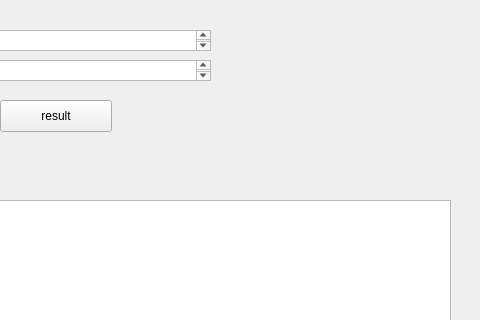
Qt form dm9375/naturalsumwindow.ui (S1ckick/dm9375) before a commit; both pictures show x 320 to 800 and y 0 to 320 of the 800 by 600 pixel window.
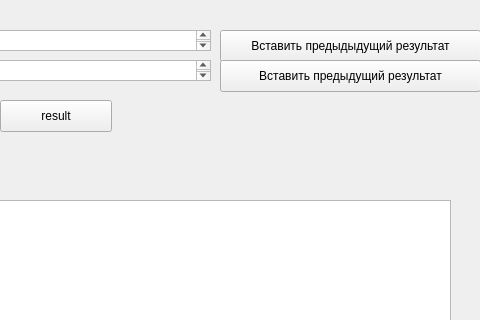
The same form after that commit.

```diff
--- a/dm9375/naturalsumwindow.ui
+++ b/dm9375/naturalsumwindow.ui
@@ -89,6 +89,32 @@
      <string>Предыдущий результат:</string>
     </property>
    </widget>
+   <widget class="QPushButton" name="replace_known_1">
+    <property name="geometry">
+     <rect>
+      <x>540</x>
+      <y>30</y>
+      <width>261</width>
+      <height>32</height>
+     </rect>
+    </property>
+    <property name="text">
+     <string>Вставить предыдыдущий результат</string>
+    </property>
+   </widget>
+   <widget class="QPushButton" name="replace_known_2">
+    <property name="geometry">
+     <rect>
+      <x>540</x>
+      <y>60</y>
+      <width>261</width>
+      <height>32</height>
+     </rect>
+    </property>
+    <property name="text">
+     <string>Вставить предыдущий результат</string>
+    </property>
+   </widget>
   </widget>
   <widget class="QMenuBar" name="menubar">
    <property name="geometry">
```
